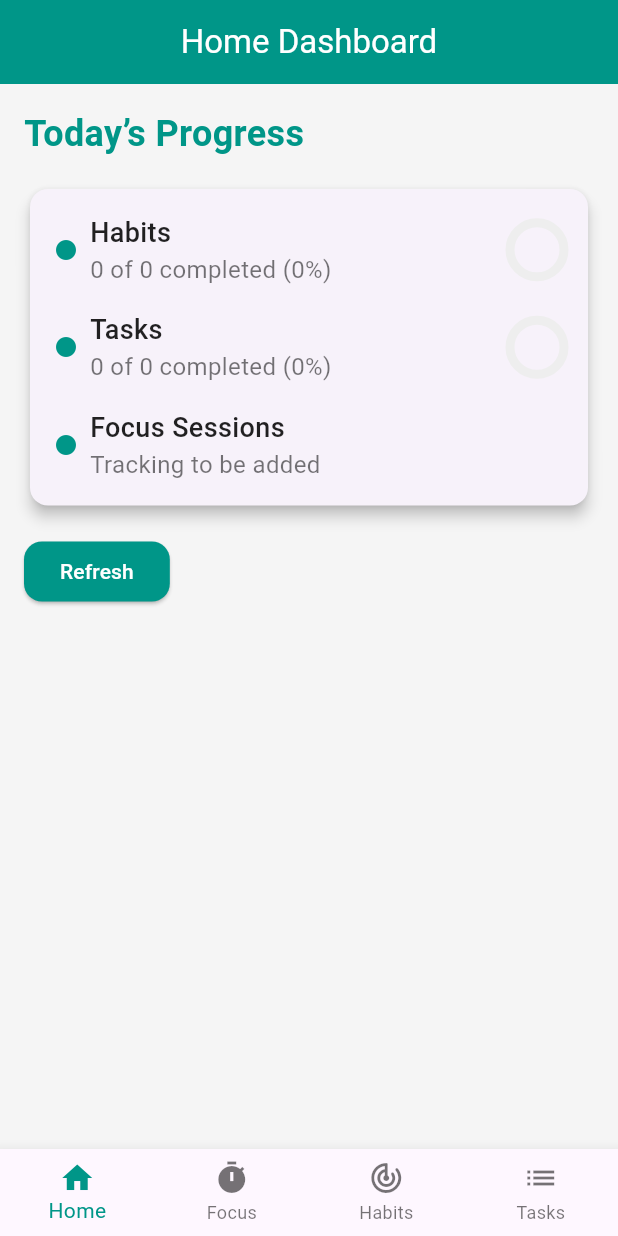
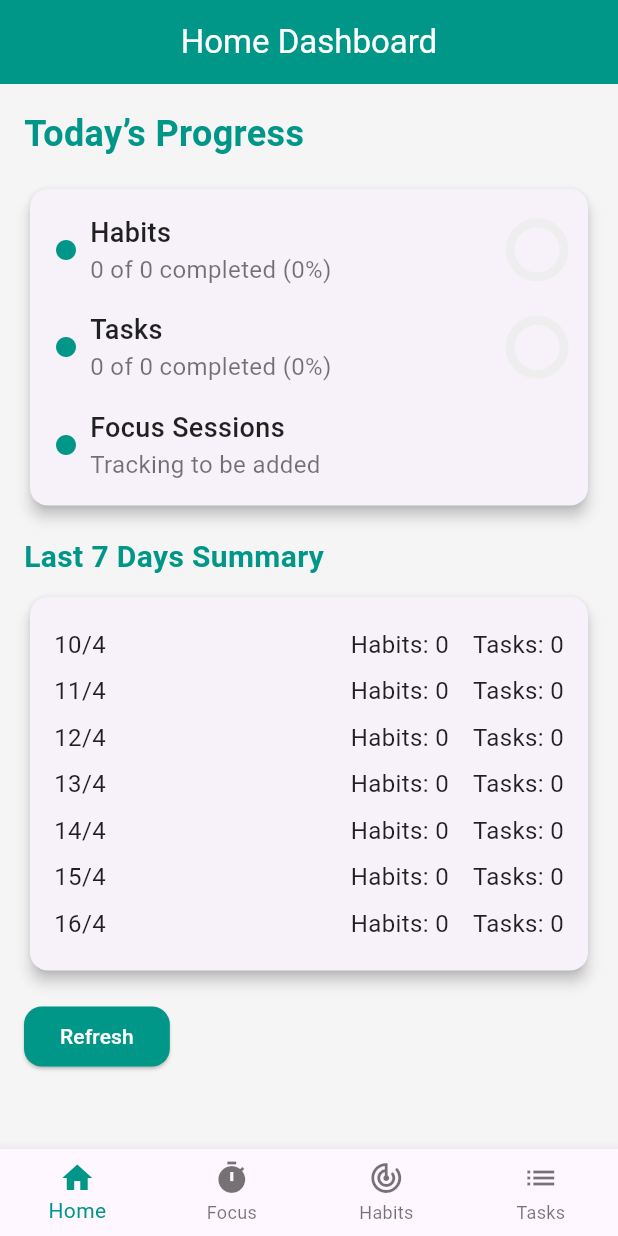
Before and after one commit to Samiul-Hossen-Sarkar-Santo/make_it_a_habit, a Flutter app: the screen it shows after launch, on a phone screen of 412 x 824 dp. Run offline on Flutter 3.47's test engine with Material 3 defaults, Android fonts, the phone set to English and light mode, and no system bars; our stand-ins replace just_audio, shared_preferences, vibration.

Commit message:
Increment 5- Refactor code structure and remove redundant changes, added app logo, homepage features!

```diff
--- a/lib/screens/daily_planner_screen.dart
+++ b/lib/screens/daily_planner_screen.dart
@@ -236,7 +236,10 @@ class _DailyPlannerScreenState extends State<DailyPlannerScreen> {
                   value: 'priority', child: Text('Sort by Priority')),
               const PopupMenuItem(value: 'manual', child: Text('Manual Sort')),
             ],
-            icon: const Icon(Icons.sort),
+            icon: const Icon(
+              Icons.sort,
+              color: Colors.white,
+            ),
           ),
         ],
       ),
--- a/lib/screens/home_screen.dart
+++ b/lib/screens/home_screen.dart
@@ -1,11 +1,11 @@
 import 'package:flutter/material.dart';
-import 'package:make_it_a_habit/models/habit.dart';
-import 'package:make_it_a_habit/models/task.dart';
 import 'package:make_it_a_habit/screens/daily_planner_screen.dart';
 import 'package:make_it_a_habit/screens/focus_timer_screen.dart';
 import 'package:make_it_a_habit/screens/habit_tracker_screen.dart';
 import 'package:make_it_a_habit/services/habit_service.dart';
 import 'package:make_it_a_habit/services/task_service.dart';
+import 'package:shared_preferences/shared_preferences.dart';
+import 'dart:convert';
 
 class HomeScreen extends StatefulWidget {
   const HomeScreen({super.key});
@@ -28,7 +28,7 @@ class _HomeScreenState extends State<HomeScreen> {
   int totalHabits = 0;
   int tasksCompleted = 0;
   int totalTasks = 0;
-  int focusSessions = 0; // Placeholder for now
+  int focusSessions = 0; // Will be updated from FocusTimer
 
   @override
   void initState() {
@@ -37,6 +37,7 @@ class _HomeScreenState extends State<HomeScreen> {
   }
 
   Future<void> _loadSummaryData() async {
+    final prefs = await SharedPreferences.getInstance();
     final loadedHabits = await habitService.loadHabits();
     final loadedTasks = await taskService.loadTasks();
     setState(() {
@@ -44,7 +45,7 @@ class _HomeScreenState extends State<HomeScreen> {
       habitsCompleted = loadedHabits.where((h) => h.isDoneToday).length;
       totalTasks = loadedTasks.length;
       tasksCompleted = loadedTasks.where((t) => t.isDone).length;
-      // focusSessions will be integrated later when FocusTimer state is tracked
+      focusSessions = prefs.getInt('focusSessions') ?? 0; // Corrected here
     });
   }
 
@@ -103,15 +104,19 @@ class _HomeDashboardState extends State<HomeDashboard> {
   int totalHabits = 0;
   int tasksCompleted = 0;
   int totalTasks = 0;
-  int focusSessions = 0; // Placeholder for now
+  int focusSessions = 0; // Will be updated from FocusTimer
+  Map<String, int> habitHistory = {}; // Daily habit completions (last 7 days)
+  Map<String, int> taskHistory = {}; // Daily task completions (last 7 days)
 
   @override
   void initState() {
     super.initState();
     _loadSummaryData();
+    _loadHistoryData();
   }
 
   Future<void> _loadSummaryData() async {
+    final prefs = await SharedPreferences.getInstance();
     final loadedHabits = await habitService.loadHabits();
     final loadedTasks = await taskService.loadTasks();
     setState(() {
@@ -119,8 +124,40 @@ class _HomeDashboardState extends State<HomeDashboard> {
       habitsCompleted = loadedHabits.where((h) => h.isDoneToday).length;
       totalTasks = loadedTasks.length;
       tasksCompleted = loadedTasks.where((t) => t.isDone).length;
-      // focusSessions will be integrated later
+      focusSessions = prefs.getInt('focusSessions') ?? 0; // Corrected here
     });
+  }
+
+  Future<void> _loadHistoryData() async {
+    final prefs = await SharedPreferences.getInstance();
+    final habitHistoryJson = prefs.getString('habitHistory') ?? '{}';
+    final taskHistoryJson = prefs.getString('taskHistory') ?? '{}';
+    setState(() {
+      habitHistory = (jsonDecode(habitHistoryJson) as Map<String, dynamic>).map(
+        (key, value) => MapEntry(key, value as int),
+      );
+      taskHistory = (jsonDecode(taskHistoryJson) as Map<String, dynamic>).map(
+        (key, value) => MapEntry(key, value as int),
+      );
+    });
+  }
+
+  Future<void> _saveHistoryData() async {
+    final prefs = await SharedPreferences.getInstance();
+    await prefs.setString('habitHistory', jsonEncode(habitHistory));
+    await prefs.setString('taskHistory', jsonEncode(taskHistory));
+  }
+
+  Future<void> _updateHistory() async {
+    final now = DateTime.now();
+    final today = '${now.year}-${now.month}-${now.day}';
+    final loadedHabits = await habitService.loadHabits();
+    final loadedTasks = await taskService.loadTasks();
+    setState(() {
+      habitHistory[today] = loadedHabits.where((h) => h.isDoneToday).length;
+      taskHistory[today] = loadedTasks.where((t) => t.isDone).length;
+    });
+    await _saveHistoryData();
   }
 
   @override
@@ -135,6 +172,18 @@ class _HomeDashboardState extends State<HomeDashboard> {
     } else if (habitPercentage >= 50 || taskPercentage >= 50) {
       motivationalMessage = 'Good work—keep the momentum!';
     }
+
+    // Calculate last 7 days' data
+    final now = DateTime.now();
+    final last7Days = List.generate(7, (i) => now.subtract(Duration(days: i)));
+    last7Days.map((date) {
+      final dateStr = '${date.year}-${date.month}-${date.day}';
+      return habitHistory[dateStr] ?? 0;
+    }).toList();
+    last7Days.map((date) {
+      final dateStr = '${date.year}-${date.month}-${date.day}';
+      return taskHistory[dateStr] ?? 0;
+    }).toList();
 
     return Padding(
       padding: const EdgeInsets.all(16.0),
@@ -167,6 +216,53 @@ class _HomeDashboardState extends State<HomeDashboard> {
               ),
             ),
           ),
+          const SizedBox(height: 16),
+          const Text(
+            'Last 7 Days Summary',
+            style: TextStyle(
+                fontSize: 20, fontWeight: FontWeight.bold, color: Colors.teal),
+          ),
+          const SizedBox(height: 8),
+          Card(
+            elevation: 4,
+            shape:
+                RoundedRectangleBorder(borderRadius: BorderRadius.circular(12)),
+            child: Padding(
+              padding: const EdgeInsets.all(16.0),
+              child: Column(
+                children: [
+                  ...last7Days.reversed.map((date) {
+                    final dateStr = '${date.year}-${date.month}-${date.day}';
+                    return Padding(
+                      padding: const EdgeInsets.symmetric(vertical: 4.0),
+                      child: Row(
+                        mainAxisAlignment: MainAxisAlignment.spaceBetween,
+                        children: [
+                          Text(
+                            '${date.day}/${date.month}',
+                            style: const TextStyle(fontSize: 16),
+                          ),
+                          Row(
+                            children: [
+                              Text(
+                                'Habits: ${habitHistory[dateStr] ?? 0}',
+                                style: const TextStyle(fontSize: 16),
+                              ),
+                              const SizedBox(width: 16),
+                              Text(
+                                'Tasks: ${taskHistory[dateStr] ?? 0}',
+                                style: const TextStyle(fontSize: 16),
+                              ),
+                            ],
+                          ),
+                        ],
+                      ),
+                    );
+                  }),
+                ],
+              ),
+            ),
+          ),
           if (motivationalMessage.isNotEmpty)
             Padding(
               padding: const EdgeInsets.only(top: 16.0),
@@ -181,9 +277,10 @@ class _HomeDashboardState extends State<HomeDashboard> {
             ),
           const SizedBox(height: 16),
           ElevatedButton(
-            onPressed: () {
+            onPressed: () async {
               setState(() {
-                _loadSummaryData(); // Refresh data
+                _loadSummaryData();
+                _updateHistory(); // Update history on refresh
               });
             },
             style: ElevatedButton.styleFrom(backgroundColor: Colors.teal),
```
Also changed, not shown: lib/screens/focus_timer_screen.dart (+12 -3 lines), 68 other files.
